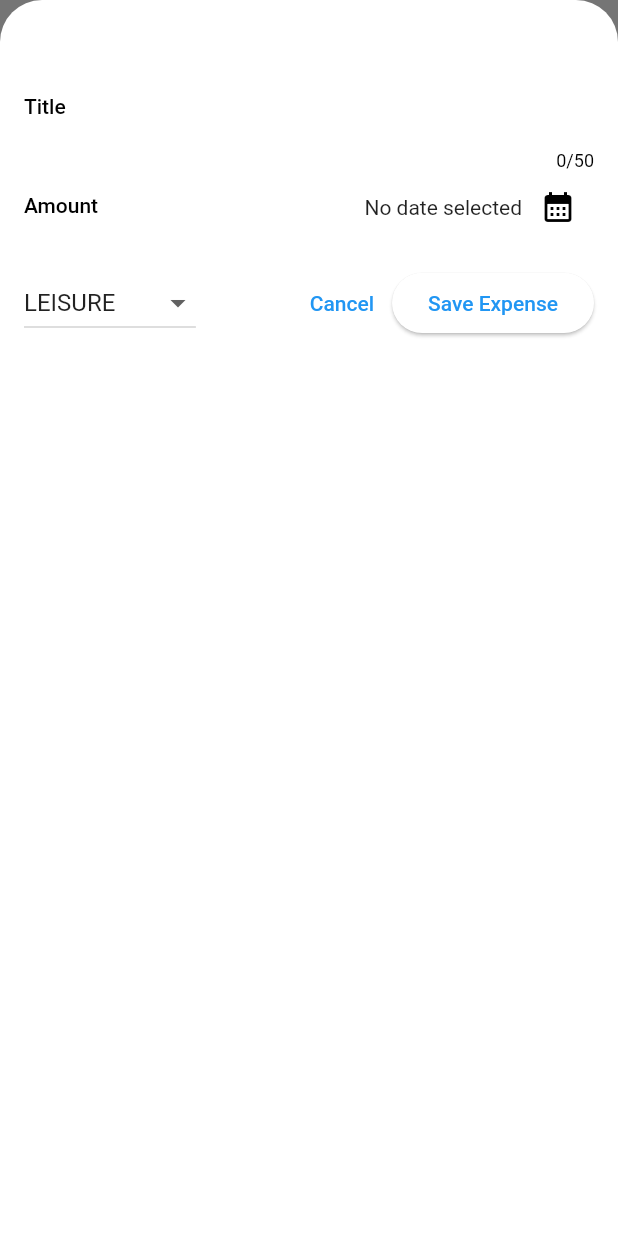
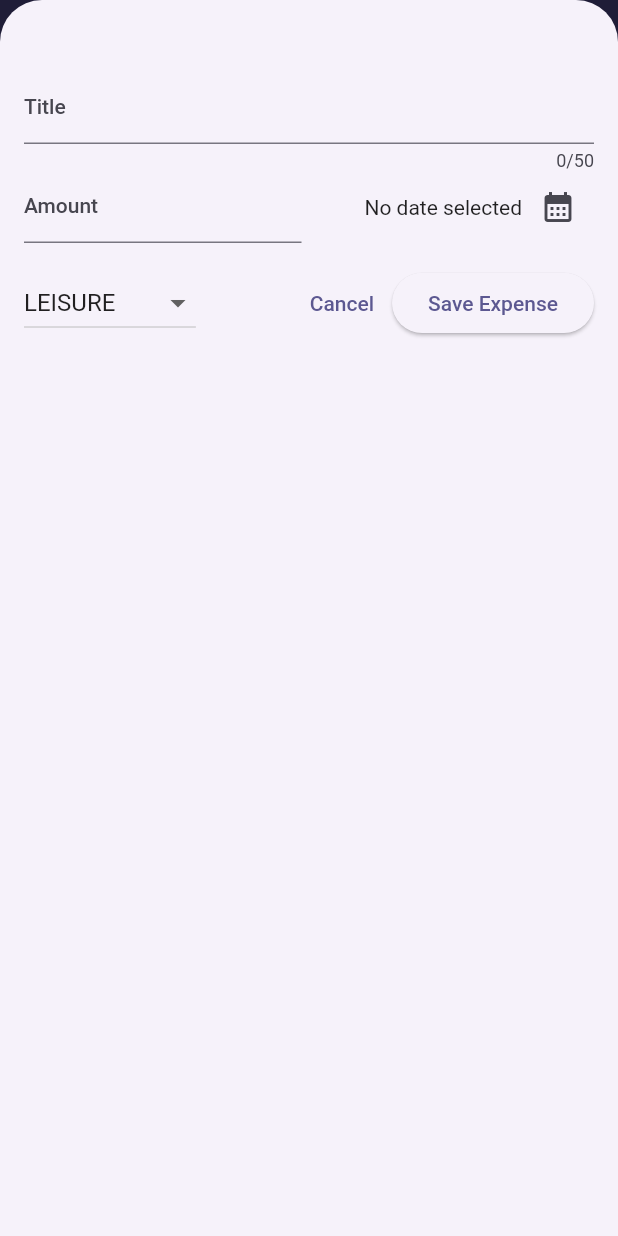
Before and after one commit to newtonkim/expense-tracker, a Flutter app: the screen it shows after launch, after a tap on the "add" icon, on a phone screen of 412 x 824 dp. Run offline on Flutter 3.47's test engine with Material 2 defaults, Android fonts, the phone set to English and light mode, and no system bars.

Commit message:
using color scheme

```diff
--- a/lib/main.dart
+++ b/lib/main.dart
@@ -1,11 +1,24 @@
 import 'package:flutter/material.dart';
 import 'package:expense_trucker/widgets/expenses.dart';
+
+final kcolorScheme = ColorScheme.fromSeed(
+        seedColor:const  Color.fromARGB(
+          159, 82, 78, 140
+          ),
+      );
 
 void main() {
   runApp(
     MaterialApp(
-      theme: ThemeData().copyWith(useMaterial3: true, scaffoldBackgroundColor: Color.fromARGB(159, 82, 78, 140)),
-      home:const Expenses(),
+      theme: ThemeData().copyWith(
+        useMaterial3: true,
+        colorScheme: kcolorScheme,
+        appBarTheme:const AppBarTheme().copyWith(
+          backgroundColor: kcolorScheme.onPrimaryContainer,
+          foregroundColor: kcolorScheme.primaryContainer
+        )
+      ),
+      home: const Expenses(),
     ),
   );
 }
```
